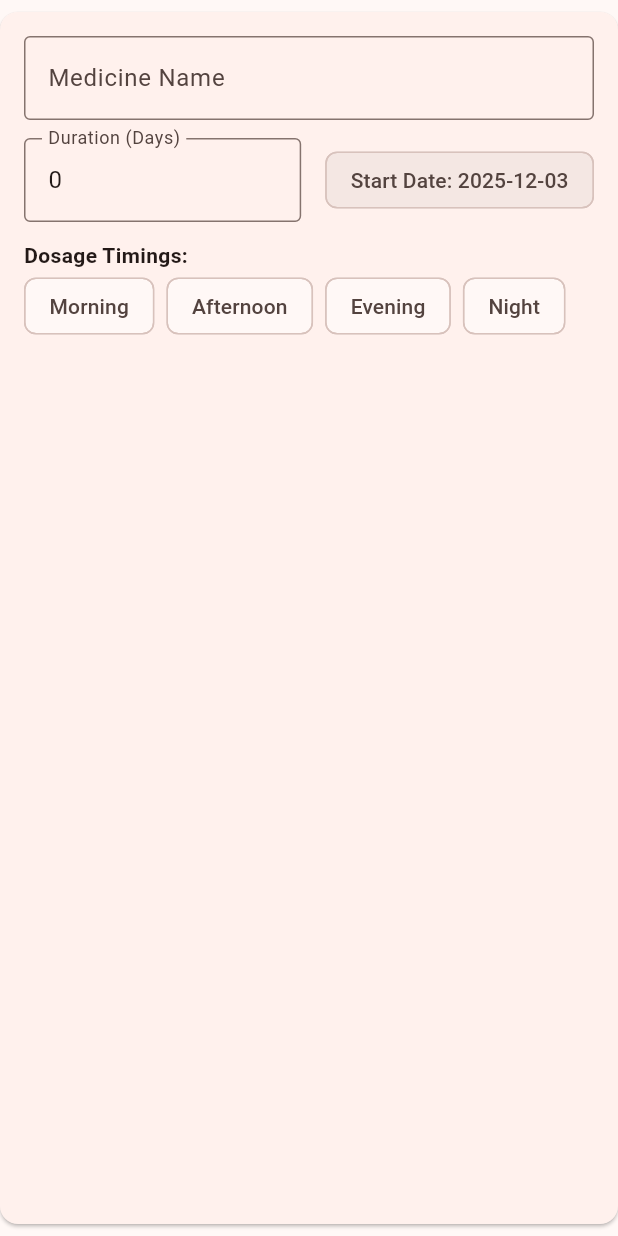
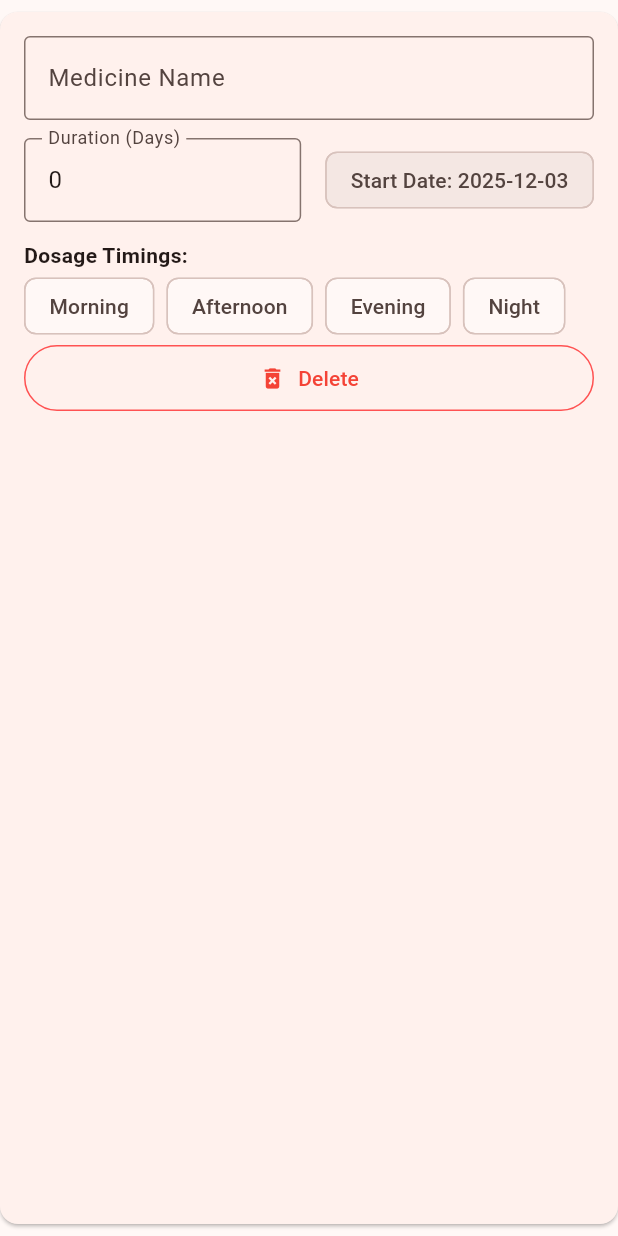
Before and after one commit to simonknowsstuff/medisukham, a Flutter app: the PrescriptionNodeWidget widget shown alone on an empty page, opened directly with empty values, on a phone screen of 412 x 824 dp. Run offline on Flutter 3.47's test engine with Material 3 defaults, Android fonts, the phone set to English and light mode, and no system bars; our stand-ins replace cloud_functions, firebase_auth, firebase_core, image_cropper, image_picker; missing offline and left inert: firebase_app_check; accounts and stored records are empty; generated files the repository leaves out were written again.

Commit message:
Added add and delete functionalities

```diff
--- a/lib/widgets/prescription_node_widget.dart
+++ b/lib/widgets/prescription_node_widget.dart
@@ -3,9 +3,13 @@ import '../models/prescription_node.dart';
 
 class PrescriptionNodeWidget extends StatefulWidget {
   final PrescriptionNode node;
-  // final Function(PrescriptionNode) onUpdate;
+  final VoidCallback onDelete;
 
-  const PrescriptionNodeWidget({super.key, required this.node});
+  const PrescriptionNodeWidget({
+    super.key,
+    required this.node,
+    required this.onDelete,
+  });
 
   @override
   State<PrescriptionNodeWidget> createState() => _PrescriptionNodeWidgetState();
@@ -115,6 +119,21 @@ class _PrescriptionNodeWidgetState extends State<PrescriptionNodeWidget> {
               style: TextStyle(fontWeight: FontWeight.bold),
             ),
             _buildTimingsChips(),
+
+            // 4. Delete button
+            SizedBox(
+              width: double.infinity,
+              child: OutlinedButton.icon(
+                icon: const Icon(Icons.delete_forever),
+                label: const Text("Delete"),
+                style: OutlinedButton.styleFrom(
+                  foregroundColor: Colors.red,
+                  side: const BorderSide(color: Colors.redAccent),
+                  padding: const EdgeInsets.symmetric(vertical: 12),
+                ),
+                onPressed: widget.onDelete,
+              ),
+            ),
           ],
         ),
       ),
```
Also changed, not shown: lib/screens/prescription.dart (+32 -3 lines), 1 other file.
